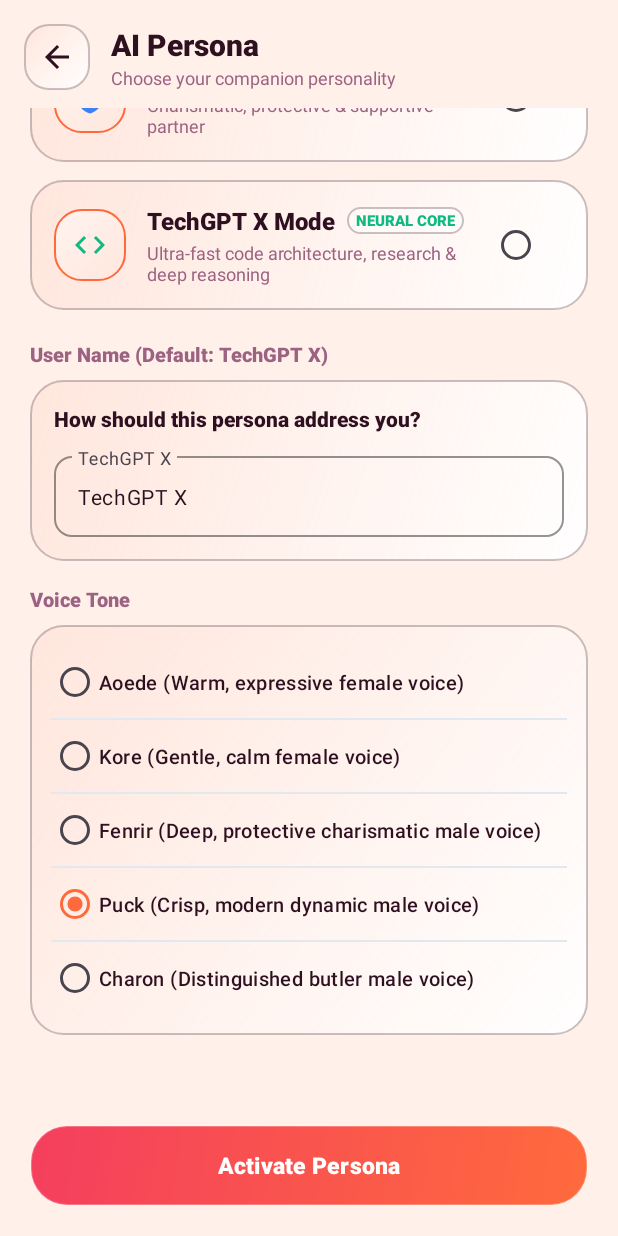
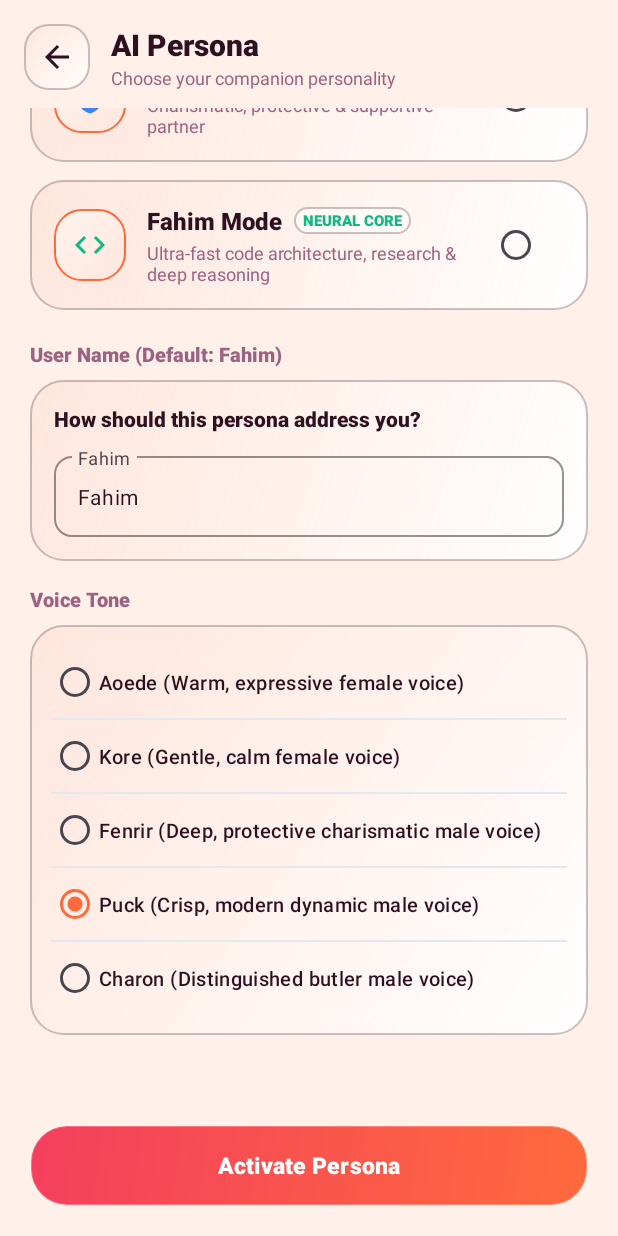
Before and after one commit to fahimcool200/jarvis-assistant, an Android app: the PersonaActivity screen opened directly, with no data from a screen before it, scrolled down 365 dp, on a phone screen of 412 x 824 dp. Run offline under Robolectric (Android 15) with nearby library versions, the phone set to English and light mode, and no system bars.

Commit message:
Rebrand: Rehaan Sir / Tech GPTx → Fahim

```diff
--- a/app/src/main/java/com/jarvis/assistant/data/model/GeminiLiveModels.kt
+++ b/app/src/main/java/com/jarvis/assistant/data/model/GeminiLiveModels.kt
@@ -55,7 +55,7 @@ object GeminiConstants {
     const val PERSONALITY_ASSISTANT = "Jarvis Pro"
     const val PERSONALITY_GIRLFRIEND = "Girlfriend Mode"
     const val PERSONALITY_BOYFRIEND = "Boyfriend Mode"
-    const val PERSONALITY_TECHGPT_X = "TechGPT X Mode"
+    const val PERSONALITY_FAHIM = "Fahim Mode"
     const val PERSONALITY_COMPANION = "Companion Mode"
     const val PERSONALITY_PROFESSIONAL = "Professional Mode"
     const val PERSONALITY_FOCUS = "Focus Mode"
@@ -64,7 +64,7 @@ object GeminiConstants {
         PERSONALITY_ASSISTANT,
         PERSONALITY_GIRLFRIEND,
         PERSONALITY_BOYFRIEND,
-        PERSONALITY_TECHGPT_X,
+        PERSONALITY_FAHIM,
         PERSONALITY_COMPANION,
         PERSONALITY_FOCUS,
         PERSONALITY_PROFESSIONAL
--- a/app/src/main/java/com/jarvis/assistant/data/preferences/AppPreferences.kt
+++ b/app/src/main/java/com/jarvis/assistant/data/preferences/AppPreferences.kt
@@ -235,7 +235,7 @@ class AppPreferences(context: Context) {
     var userName: String
         get() {
             val name = prefs.getString(KEY_USER_NAME, "") ?: ""
-            return if (name.isBlank() || name == "Salaam") "TechGPT X" else name
+            return if (name.isBlank()) "Fahim" else name
         }
         set(value) {
             prefs.edit().putString(KEY_USER_NAME, value.trim()).commit()
--- a/app/src/main/java/com/jarvis/assistant/ui/settings/HandsFreeActivity.kt
+++ b/app/src/main/java/com/jarvis/assistant/ui/settings/HandsFreeActivity.kt
@@ -61,9 +61,7 @@ class HandsFreeActivity : AppCompatActivity() {
             openUrl("https://t.me/+DmyO7NFUia01YTVl")
         }
 
-        binding.btnHandsFreeInstagram.setOnClickListener {
-            openUrl("https://www.instagram.com/techgptx.ai")
-        }
+        // Instagram row of the previous owner was removed from the layout.
 
         binding.tvFooterHandsFree.setOnClickListener {
             openUrl("https://t.me/+sYana61LvHdmZmE1")
--- a/app/src/main/java/com/jarvis/assistant/ui/settings/PersonaActivity.kt
+++ b/app/src/main/java/com/jarvis/assistant/ui/settings/PersonaActivity.kt
@@ -40,12 +40,12 @@ class PersonaActivity : AppCompatActivity() {
         val initialPersona = when (current) {
             GeminiConstants.PERSONALITY_GIRLFRIEND -> GeminiConstants.PERSONALITY_GIRLFRIEND
             GeminiConstants.PERSONALITY_BOYFRIEND -> GeminiConstants.PERSONALITY_BOYFRIEND
-            GeminiConstants.PERSONALITY_TECHGPT_X -> GeminiConstants.PERSONALITY_TECHGPT_X
+            GeminiConstants.PERSONALITY_FAHIM -> GeminiConstants.PERSONALITY_FAHIM
             else -> GeminiConstants.PERSONALITY_ASSISTANT
         }
         selectPersona(initialPersona, updateVoiceDefault = false)
 
-        binding.etUserName.setText(preferences.userName.ifBlank { "TechGPT X" })
+        binding.etUserName.setText(preferences.userName.ifBlank { "Fahim" })
 
         selectVoice(preferences.voice)
         updatePersonaPreview()
@@ -70,8 +70,8 @@ class PersonaActivity : AppCompatActivity() {
             selectPersona(GeminiConstants.PERSONALITY_BOYFRIEND, updateVoiceDefault = true)
         }
 
-        binding.cardPersonaTechGpt.setOnClickListener {
-            selectPersona(GeminiConstants.PERSONALITY_TECHGPT_X, updateVoiceDefault = true)
+        binding.cardPersonaFahim.setOnClickListener {
+            selectPersona(GeminiConstants.PERSONALITY_FAHIM, updateVoiceDefault = true)
         }
 
         binding.btnActivatePersona.setOnClickListener {
@@ -85,13 +85,13 @@ class PersonaActivity : AppCompatActivity() {
         binding.rbSelectJarvis.isChecked = (personaKey == GeminiConstants.PERSONALITY_ASSISTANT)
         binding.rbSelectGirlfriend.isChecked = (personaKey == GeminiConstants.PERSONALITY_GIRLFRIEND)
         binding.rbSelectBoyfriend.isChecked = (personaKey == GeminiConstants.PERSONALITY_BOYFRIEND)
-        binding.rbSelectTechGpt.isChecked = (personaKey == GeminiConstants.PERSONALITY_TECHGPT_X)
+        binding.rbSelectFahim.isChecked = (personaKey == GeminiConstants.PERSONALITY_FAHIM)
 
         if (updateVoiceDefault) {
             when (personaKey) {
                 GeminiConstants.PERSONALITY_GIRLFRIEND -> selectVoice("Aoede")
                 GeminiConstants.PERSONALITY_BOYFRIEND -> selectVoice("Fenrir")
-                GeminiConstants.PERSONALITY_TECHGPT_X -> selectVoice("Puck")
+                GeminiConstants.PERSONALITY_FAHIM -> selectVoice("Puck")
                 else -> selectVoice("Charon")
             }
         }
@@ -103,10 +103,10 @@ class PersonaActivity : AppCompatActivity() {
         val persona = when (currentSelectedPersona) {
             GeminiConstants.PERSONALITY_GIRLFRIEND -> "Pari"
             GeminiConstants.PERSONALITY_BOYFRIEND -> "Kabir"
-            GeminiConstants.PERSONALITY_TECHGPT_X -> "TechGPT X"
+            GeminiConstants.PERSONALITY_FAHIM -> "Fahim"
             else -> "Jarvis Pro"
         }
-        val operator = binding.etUserName.text?.toString()?.trim().takeUnless { it.isNullOrBlank() } ?: "TechGPT X"
+        val operator = binding.etUserName.text?.toString()?.trim().takeUnless { it.isNullOrBlank() } ?: "Fahim"
         binding.tvPersonaPreview.text = "$persona · ${getSelectedVoice()}"
         binding.tvPersonaGreeting.text = "Ready to help, $operator."
     }
@@ -137,7 +137,7 @@ class PersonaActivity : AppCompatActivity() {
         if (!userName.isNullOrBlank()) {
             preferences.userName = userName
         } else {
-            preferences.userName = "TechGPT X"
+            preferences.userName = "Fahim"
         }
 
         val voice = getSelectedVoice()
@@ -147,7 +147,7 @@ class PersonaActivity : AppCompatActivity() {
         val personaDisplayName = when (currentSelectedPersona) {
             GeminiConstants.PERSONALITY_GIRLFRIEND -> "Pari (Girlfriend Mode)"
             GeminiConstants.PERSONALITY_BOYFRIEND -> "Kabir (Boyfriend Mode)"
-            GeminiConstants.PERSONALITY_TECHGPT_X -> "TechGPT X Neural Core"
+            GeminiConstants.PERSONALITY_FAHIM -> "Fahim Neural Core"
             else -> "Jarvis Pro"
         }
 
--- a/app/src/main/res/layout/activity_permission.xml
+++ b/app/src/main/res/layout/activity_permission.xml
@@ -83,7 +83,7 @@
                     android:layout_width="wrap_content"
                     android:layout_height="wrap_content"
                     android:layout_marginTop="12dp"
-                    android:text="TechGPT X • Neural Assistant"
+                    android:text="Fahim • Neural Assistant"
                     android:textColor="?attr/themeTextPrimary"
                     android:textSize="16sp"
                     android:textStyle="bold" />
--- a/app/src/main/res/layout/activity_persona.xml
+++ b/app/src/main/res/layout/activity_persona.xml
@@ -113,7 +113,7 @@
                         android:layout_width="match_parent"
                         android:layout_height="wrap_content"
                         android:layout_marginTop="3dp"
-                        android:text="Ready to help, TechGPT X."
+                        android:text="Ready to help, Fahim."
                         android:textColor="?attr/themeTextMuted"
                         android:textSize="12sp" />
                 </LinearLayout>
@@ -188,7 +188,7 @@
                     <TextView
                         android:layout_width="wrap_content"
                         android:layout_height="wrap_content"
-                        android:text="Intelligent, witty &amp; strategic assistant by TechGPT X"
+                        android:text="Intelligent, witty &amp; strategic assistant by Fahim"
                         android:textColor="?attr/themeTextMuted"
                         android:textSize="12sp"
                         android:fontFamily="sans-serif"
@@ -371,9 +371,9 @@
                     android:focusable="false" />
             </LinearLayout>
 
-            <!-- 4. TechGPT X Mode -->
+            <!-- 4. Fahim Mode -->
             <LinearLayout
-                android:id="@+id/cardPersonaTechGpt"
+                android:id="@+id/cardPersonaFahim"
                 android:layout_width="match_parent"
                 android:layout_height="wrap_content"
                 android:orientation="horizontal"
@@ -394,7 +394,7 @@
                         android:src="@drawable/ic_code_chip"
                         app:tint="#10B981"
                         android:padding="12dp"
-                        android:contentDescription="TechGPT X" />
+                        android:contentDescription="Fahim" />
                 </FrameLayout>
 
                 <LinearLayout
@@ -413,7 +413,7 @@
                         <TextView
                             android:layout_width="wrap_content"
                             android:layout_height="wrap_content"
-                            android:text="TechGPT X Mode"
+                            android:text="Fahim Mode"
                             android:textColor="?attr/themeTextPrimary"
                             android:textSize="16sp"
                             android:fontFamily="sans-serif-medium"
@@ -448,7 +448,7 @@
                 </LinearLayout>
 
                 <RadioButton
-                    android:id="@+id/rbSelectTechGpt"
+                    android:id="@+id/rbSelectFahim"
                     android:layout_width="wrap_content"
                     android:layout_height="wrap_content"
                     android:clickable="false"
@@ -459,7 +459,7 @@
             <TextView
                 android:layout_width="wrap_content"
                 android:layout_height="wrap_content"
-                android:text="User Name (Default: TechGPT X)"
+                android:text="User Name (Default: Fahim)"
                 android:textColor="?attr/themeTextMuted"
                 android:textSize="13sp"
                 android:fontFamily="sans-serif-medium"
@@ -498,8 +498,8 @@
                         android:id="@+id/etUserName"
                         android:layout_width="match_parent"
                         android:layout_height="wrap_content"
-                        android:hint="TechGPT X"
-                        android:text="TechGPT X"
+                        android:hint="Fahim"
+                        android:text="Fahim"
                         android:inputType="textPersonName"
                         android:textColor="?attr/themeTextPrimary"
                         android:textSize="14sp"
--- a/app/src/main/res/layout/activity_privacy_shield.xml
+++ b/app/src/main/res/layout/activity_privacy_shield.xml
@@ -83,7 +83,7 @@
                     android:layout_width="wrap_content"
                     android:layout_height="wrap_content"
                     android:layout_marginTop="12dp"
-                    android:text="System Authorized Jarvis TechGPT X"
+                    android:text="System Authorized Jarvis • Fahim"
                     android:textColor="?attr/themeTextPrimary"
                     android:textSize="16sp"
                     android:textStyle="bold"
@@ -555,7 +555,7 @@
                 android:layout_width="match_parent"
                 android:layout_height="wrap_content"
                 android:gravity="center"
-                android:text="JARVIS INTELLIGENCE OS • TECHGPT X\nEngineered with complete local privacy &amp; transparency"
+                android:text="JARVIS INTELLIGENCE OS • FAHIM\nEngineered with complete local privacy &amp; transparency"
                 android:textColor="?attr/themeTextMuted"
                 android:textSize="11.5sp"
                 android:lineSpacingExtra="3dp"
--- a/app/src/main/res/layout/fragment_settings.xml
+++ b/app/src/main/res/layout/fragment_settings.xml
@@ -1139,7 +1139,7 @@
                 android:id="@+id/tvFooterCredit"
                 android:layout_width="match_parent"
                 android:layout_height="wrap_content"
-                android:text="JARVIS INTELLIGENCE OS • v3.1 PRO\nEngineered by TechGPT X"
+                android:text="JARVIS INTELLIGENCE OS • v3.1 PRO\nEngineered by Fahim"
                 android:textColor="?attr/themeTextMuted"
                 android:textSize="12sp"
                 android:fontFamily="sans-serif-medium"
```
Also changed, not shown: app/src/main/java/com/jarvis/assistant/ui/settings/PrivacyShieldActivity.kt (+4 -7 lines), app/src/main/java/com/jarvis/assistant/ui/settings/SettingsFragment.kt (+3 -7 lines), app/src/main/java/com/jarvis/assistant/util/PromptGenerator.kt (+16 -16 lines), app/src/main/res/layout/activity_hands_free.xml (+1 -51 lines), 3 other files.
